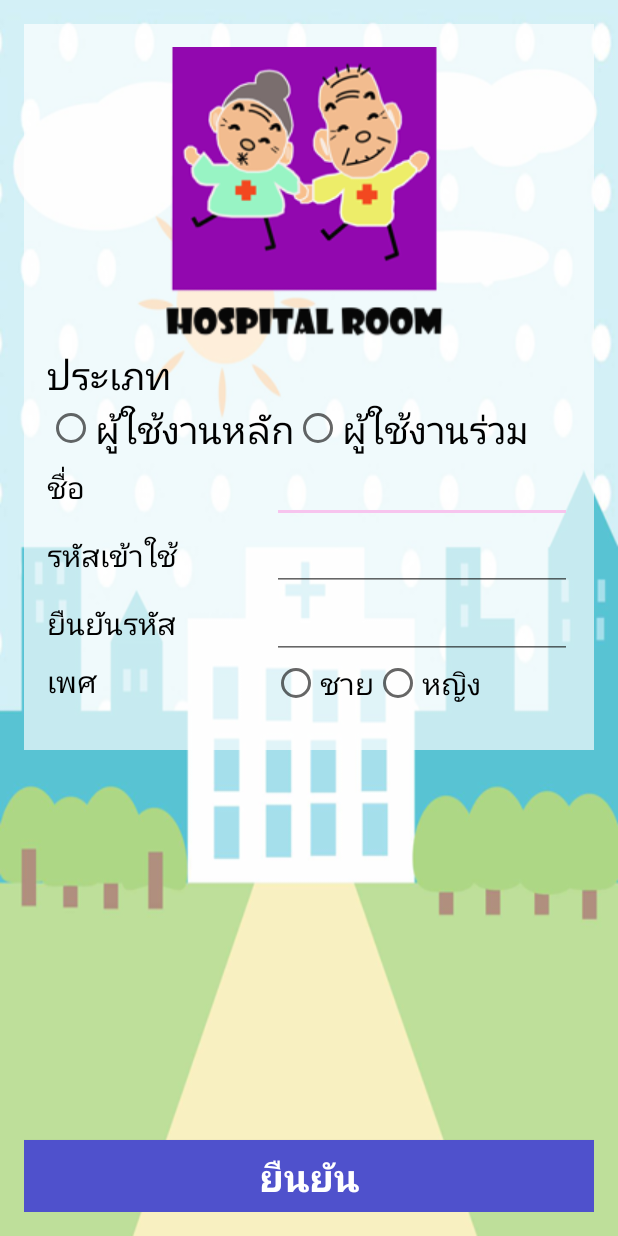
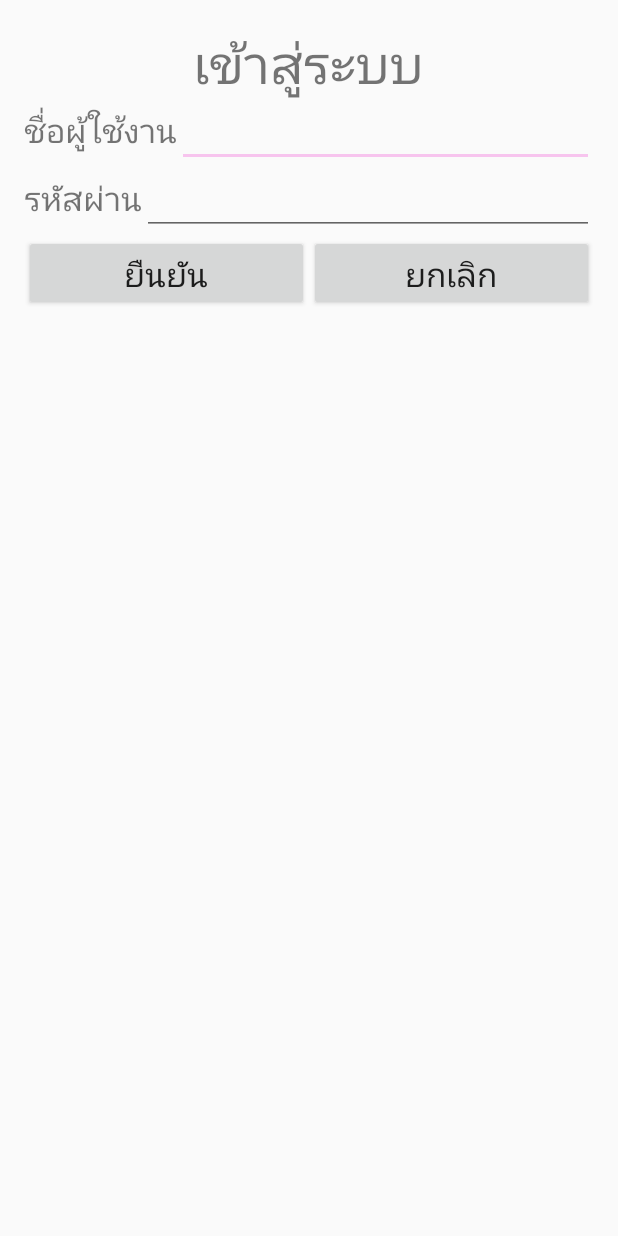
Before and after one commit to masterUNG/Hospital-Room-1, an Android app: the screen it shows after launch (MainActivity before the commit, LoginActivity after it), on a phone screen of 412 x 824 dp. Run offline under Robolectric (Android 15) with nearby library versions, the phone set to English and light mode, and no system bars.

Commit message:
ล็อคอิน1559

```diff
--- a/app/src/main/AndroidManifest.xml
+++ b/app/src/main/AndroidManifest.xml
@@ -10,7 +10,7 @@
         android:label="@string/app_name"
         android:supportsRtl="true"
         android:theme="@style/AppTheme">
-        <activity android:name=".MainActivity">
+        <activity android:name=".LoginActivity">
             <intent-filter>
                 <action android:name="android.intent.action.MAIN" />
 
@@ -43,7 +43,8 @@
         <activity android:name=".DiseaseheaderActivity" />
         <activity android:name=".DiseasebodyActivity" />
         <activity android:name=".DiseaselegActivity" />
-        <activity android:name=".HomeActivity"></activity>
+        <activity android:name=".HomeActivity" />
+        <activity android:name=".MainActivity"></activity>
     </application>
 
 </manifest>
--- /dev/null
+++ b/app/src/main/java/kaewmod/hospitalroom/LoginActivity.java
@@ -0,0 +1,13 @@
+package kaewmod.hospitalroom;
+
+import android.support.v7.app.AppCompatActivity;
+import android.os.Bundle;
+
+public class LoginActivity extends AppCompatActivity {
+
+    @Override
+    protected void onCreate(Bundle savedInstanceState) {
+        super.onCreate(savedInstanceState);
+        setContentView(R.layout.activity_login);
+    }
+}
--- /dev/null
+++ b/app/src/main/res/layout/activity_login.xml
@@ -0,0 +1,101 @@
+<?xml version="1.0" encoding="utf-8"?>
+<RelativeLayout xmlns:android="http://schemas.android.com/apk/res/android"
+    xmlns:tools="http://schemas.android.com/tools"
+    android:layout_width="match_parent"
+    android:layout_height="match_parent"
+    android:paddingBottom="@dimen/activity_vertical_margin"
+    android:paddingLeft="@dimen/activity_horizontal_margin"
+    android:paddingRight="@dimen/activity_horizontal_margin"
+    android:paddingTop="@dimen/activity_vertical_margin"
+    tools:context="kaewmod.hospitalroom.LoginActivity">
+
+    <TextView
+        android:layout_width="wrap_content"
+        android:layout_height="wrap_content"
+        android:text="@string/Hlogin"
+        android:id="@+id/textView4"
+        android:layout_alignParentTop="true"
+        android:layout_centerHorizontal="true"
+        android:textSize="35sp" />
+
+    <LinearLayout
+        android:orientation="vertical"
+        android:layout_width="match_parent"
+        android:layout_height="wrap_content"
+        android:layout_centerHorizontal="true"
+        android:layout_below="@+id/textView4">
+
+        <LinearLayout
+            android:orientation="vertical"
+            android:layout_width="match_parent"
+            android:layout_height="match_parent">
+
+            <LinearLayout
+                android:orientation="horizontal"
+                android:layout_width="match_parent"
+                android:layout_height="wrap_content">
+
+                <TextView
+                    android:layout_width="wrap_content"
+                    android:layout_height="wrap_content"
+                    android:text="@string/Hlogin1"
+                    android:id="@+id/textView76"
+                    android:textSize="@dimen/h1" />
+
+                <EditText
+                    android:layout_width="match_parent"
+                    android:layout_height="wrap_content"
+                    android:id="@+id/editText4" />
+
+            </LinearLayout>
+        </LinearLayout>
+
+        <LinearLayout
+            android:orientation="vertical"
+            android:layout_width="match_parent"
+            android:layout_height="match_parent" >
+
+            <LinearLayout
+                android:orientation="horizontal"
+                android:layout_width="match_parent"
+                android:layout_height="wrap_content" >
+
+                <TextView
+                    android:layout_width="wrap_content"
+                    android:layout_height="wrap_content"
+                    android:text="@string/Hlogin2"
+                    android:id="@+id/textView77"
+                    android:textSize="@dimen/h1" />
+
+                <EditText
+                    android:layout_width="match_parent"
+                    android:layout_height="wrap_content"
+                    android:id="@+id/editText19" />
+            </LinearLayout>
+        </LinearLayout>
+
+        <LinearLayout
+            android:orientation="horizontal"
+            android:layout_width="match_parent"
+            android:layout_height="wrap_content">
+
+            <Button
+                android:layout_width="wrap_content"
+                android:layout_height="wrap_content"
+                android:text="@string/Hlogin3"
+                android:id="@+id/button29"
+                android:textSize="@dimen/h1"
+                android:layout_weight="1" />
+
+            <Button
+                android:layout_width="wrap_content"
+                android:layout_height="wrap_content"
+                android:text="@string/Hlogin4"
+                android:id="@+id/button34"
+                android:textSize="@dimen/h1"
+                android:layout_weight="1" />
+        </LinearLayout>
+
+    </LinearLayout>
+
+</RelativeLayout>
--- a/app/src/main/res/values/strings.xml
+++ b/app/src/main/res/values/strings.xml
@@ -83,7 +83,9 @@
     <string name="Okhbl">คุณไม่สบายส่วนไหน..?</string>
     <string name="Mom">ผู้ใช้งานหลัก</string>
     <string name="Beby">ผู้ใช้งานร่วม</string>
-
-
-
+    <string name="Hlogin">เข้าสู่ระบบ</string>
+    <string name="Hlogin1">ชื่อผู้ใช้งาน</string>
+    <string name="Hlogin2">รหัสผ่าน</string>
+    <string name="Hlogin3">ยืนยัน</string>
+    <string name="Hlogin4">ยกเลิก</string>
 </resources>
```
